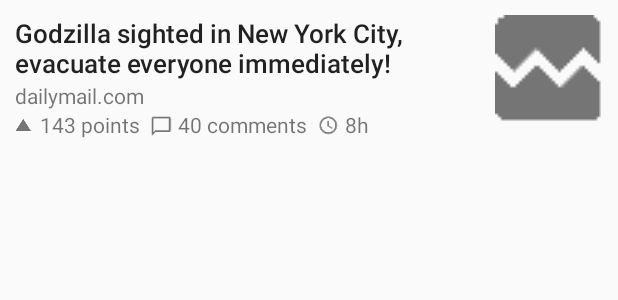
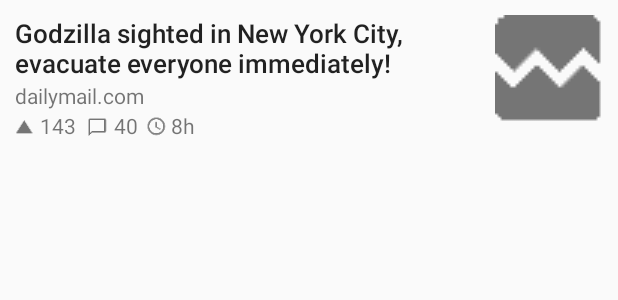
Before and after one commit to adrianblancode/Cheddar, an Android app: the layout feed_item.xml on its own in the app's theme, with its tools: preview values and no code run, on a phone screen of 412 x 824 dp. Shown: the top 300 px of the screen. Run offline under Robolectric (Android 15) with nearby library versions, the phone set to English and light mode, and no system bars.

Commit message:
Fix webview zoom and redesign feed item

```diff
--- a/app/src/main/java/co/adrianblan/cheddar/FeedAdapter.java
+++ b/app/src/main/java/co/adrianblan/cheddar/FeedAdapter.java
@@ -108,6 +108,7 @@ public class FeedAdapter extends BaseAdapter {
 
             // If we only have a low resolution favicon, get the dominant color
             // Generate lots of palettes from the favicon
+            //TODO calculate palettes somewhere else?
             Palette myPalette = Palette.generate(item.getFavicon());
             List<Palette.Swatch> swatches = myPalette.getSwatches();
             Palette.Swatch swatch = myPalette.getVibrantSwatch();
--- a/app/src/main/java/co/adrianblan/cheddar/FeedFragment.java
+++ b/app/src/main/java/co/adrianblan/cheddar/FeedFragment.java
@@ -261,8 +261,8 @@ public class FeedFragment extends Fragment {
 
         // Set titles and other data
         f.setTitle((String) ret.get("title"));
-        f.setScore(Long.toString((Long) ret.get("score")) + " points");
-        f.setComments(Integer.toString(comments) + " comments");
+        f.setScore(Long.toString((Long) ret.get("score")));
+        f.setComments(Integer.toString(comments));
         f.setTime(time);
 
         String domain = site.getHost().replace("www.", "");
--- a/app/src/main/java/co/adrianblan/cheddar/MainActivity.java
+++ b/app/src/main/java/co/adrianblan/cheddar/MainActivity.java
@@ -34,7 +34,7 @@ public class MainActivity extends AppCompatActivity {
 
     public class PagerAdapter extends FragmentPagerAdapter {
 
-        private final String[] TITLES = {"TOP", "NEW", "ASK", "SHOW"};
+        private final String[] TITLES = {"TOP", "ASK", "SHOW", "NEW"};
 
         public PagerAdapter(FragmentManager fm) {
             super(fm);
@@ -59,11 +59,11 @@ public class MainActivity extends AppCompatActivity {
             if(position == 0){
                 b.putString("url", "/topstories");
             } else if (position == 1) {
+                b.putString("url", "/askstories");
+            } else if (position == 2) {
+                b.putString("url", "/showstories");
+            } else if (position == 3) {
                 b.putString("url", "/newstories");
-            } else if (position == 2) {
-                b.putString("url", "/askstories");
-            } else if (position == 3) {
-                b.putString("url", "/showstories");
             } else {
                 b.putString("url", "/topstories");
             }
--- a/app/src/main/java/co/adrianblan/cheddar/WebViewActivity.java
+++ b/app/src/main/java/co/adrianblan/cheddar/WebViewActivity.java
@@ -46,6 +46,14 @@ public class WebViewActivity extends AppCompatActivity {
 
         myWebView = (WebView) findViewById(R.id.webview);
         myWebView.getSettings().setJavaScriptEnabled(true);
+
+        // We want to start the page zoomed out
+        myWebView.getSettings().setLoadWithOverviewMode(true);
+        myWebView.getSettings().setUseWideViewPort(true);
+
+        // We also need to support pinch zoom
+        myWebView.getSettings().setBuiltInZoomControls(true);
+        myWebView.getSettings().setDisplayZoomControls(false);
 
         //Enable progress bar
         myWebView.setWebChromeClient(new WebChromeClient() {
--- a/app/src/main/res/layout/activity_main.xml
+++ b/app/src/main/res/layout/activity_main.xml
@@ -6,6 +6,7 @@
     android:orientation="vertical"
     android:layout_width="match_parent"
     android:layout_height="match_parent"
+    android:background="@color/white"
     tools:context=".MainActivity">
 
     <android.support.v7.widget.Toolbar
--- a/app/src/main/res/layout/activity_webview.xml
+++ b/app/src/main/res/layout/activity_webview.xml
@@ -22,7 +22,7 @@
         android:layout_width="fill_parent"
         android:layout_height="wrap_content"
         android:layout_marginBottom="-7dp"
-        android:layout_marginTop="-6dp"/>
+        android:layout_marginTop="-7dp"/>
 
     <WebView xmlns:android="http://schemas.android.com/apk/res/android"
         android:id="@+id/webview"
--- a/app/src/main/res/layout/feed_item.xml
+++ b/app/src/main/res/layout/feed_item.xml
@@ -22,13 +22,20 @@
             style="@style/Base.TextAppearance.AppCompat.Title"
             android:textSize="17dp"/>
 
-        <TextView
-            android:id="@+id/feed_item_subtitle"
+        <LinearLayout
             android:layout_width="wrap_content"
             android:layout_height="wrap_content"
-            android:text="dailymail.com"
-            style="@style/Base.TextAppearance.AppCompat.Body1"
-            android:textColor="@color/abc_secondary_text_material_light"/>
+            android:layout_marginBottom="0.8dp"
+            android:orientation="horizontal">
+
+            <TextView
+                android:id="@+id/feed_item_subtitle"
+                android:layout_width="wrap_content"
+                android:layout_height="wrap_content"
+                android:text="dailymail.com"
+                style="@style/Base.TextAppearance.AppCompat.Body1"
+                android:textColor="@color/abc_secondary_text_material_light"/>
+        </LinearLayout>
 
         <LinearLayout
             android:layout_width="wrap_content"
@@ -36,11 +43,11 @@
             android:orientation="horizontal">
 
             <ImageView
-                android:layout_width="18dp"
-                android:layout_height="18dp"
-                android:layout_marginTop="2.3dp"
+                android:layout_width="19dp"
+                android:layout_height="19dp"
+                android:layout_marginTop="2.0dp"
                 android:layout_marginLeft="-3dp"
-                android:layout_marginRight="@dimen/feed_item_subtitle_icon_marginRight"
+                android:layout_marginRight="0.3dp"
                 android:rotation="-90"
                 android:src="@drawable/ic_play_arrow_black_18dp"
                 android:tint="@color/primary_dark_material_light"/>
@@ -48,24 +55,24 @@
                 android:id="@+id/feed_item_score"
                 android:layout_width="wrap_content"
                 android:layout_height="wrap_content"
-                android:text="143 points"
+                android:text="143"
                 style="@style/Base.TextAppearance.AppCompat.Body1"
                 android:textColor="@color/abc_secondary_text_material_light"/>
 
             <ImageView
                 android:layout_width="18dp"
                 android:layout_height="18dp"
-                android:layout_marginTop="2dp"
-                android:padding="1.5dp"
-                android:layout_marginLeft="@dimen/feed_item_subtitle_icon_marginLeft"
-                android:layout_marginRight="@dimen/feed_item_subtitle_icon_marginRight"
+                android:layout_marginTop="2.2dp"
+                android:padding="1.8dp"
+                android:layout_marginLeft="5.5dp"
+                android:layout_marginRight="2dp"
                 android:src="@drawable/ic_chat_bubble_outline_black_18dp"
                 android:tint="@color/primary_dark_material_light"/>
             <TextView
                 android:id="@+id/feed_item_comments"
                 android:layout_width="wrap_content"
                 android:layout_height="wrap_content"
-                android:text="40 comments"
+                android:text="40"
                 style="@style/Base.TextAppearance.AppCompat.Body1"
                 android:textColor="@color/abc_secondary_text_material_light"/>
 
@@ -73,9 +80,9 @@
                 android:layout_width="18dp"
                 android:layout_height="18dp"
                 android:layout_marginTop="1dp"
-                android:padding="2dp"
-                android:layout_marginLeft="@dimen/feed_item_subtitle_icon_marginLeft"
-                android:layout_marginRight="@dimen/feed_item_subtitle_icon_marginRight"
+                android:padding="2.3dp"
+                android:layout_marginLeft="3.5dp"
+                android:layout_marginRight="0.3dp"
                 android:src="@drawable/ic_access_time_black_18dp"
                 android:tint="@color/primary_dark_material_light"/>
             <TextView
--- a/app/src/main/res/values/dimens.xml
+++ b/app/src/main/res/values/dimens.xml
@@ -2,6 +2,4 @@
     <!-- Default screen margins, per the Android Design guidelines. -->
     <dimen name="activity_horizontal_margin">16dp</dimen>
     <dimen name="activity_vertical_margin">16dp</dimen>
-    <dimen name="feed_item_subtitle_icon_marginLeft">5dp</dimen>
-    <dimen name="feed_item_subtitle_icon_marginRight">2dp</dimen>
 </resources>
```
